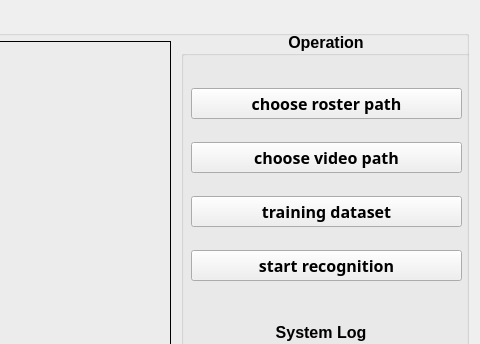
Before: the Qt Designer form faceRecognition.ui in VPRLab/iExam, drawn with Qt 5; both pictures show x 800 to 1280 and y 0 to 344 of the 1280 by 656 pixel window.
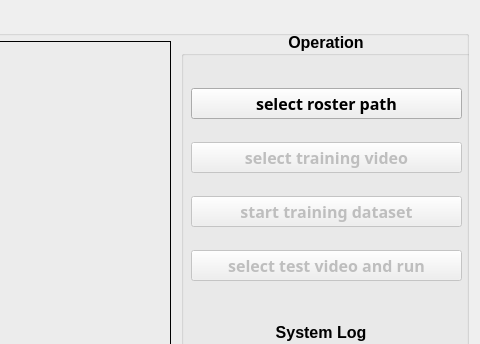
After: the same form once the commit is applied. Icons and pictures are not drawn.

Commit message: change the button logic

Diff of the .ui file:
```diff
--- a/faceRecognition.ui
+++ b/faceRecognition.ui
@@ -155,7 +155,7 @@
            </font>
           </property>
           <property name="text">
-           <string>choose roster path</string>
+           <string>select roster path</string>
           </property>
           <property name="checkable">
            <bool>true</bool>
@@ -165,7 +165,7 @@
         <item>
          <widget class="QPushButton" name="uploadVideoButton">
           <property name="enabled">
-           <bool>true</bool>
+           <bool>false</bool>
           </property>
           <property name="font">
            <font>
@@ -177,7 +177,7 @@
            </font>
           </property>
           <property name="text">
-           <string>choose video path</string>
+           <string>select training video</string>
           </property>
           <property name="checkable">
            <bool>true</bool>
@@ -187,7 +187,7 @@
         <item>
          <widget class="QPushButton" name="traindataButton">
           <property name="enabled">
-           <bool>true</bool>
+           <bool>false</bool>
           </property>
           <property name="font">
            <font>
@@ -199,7 +199,7 @@
            </font>
           </property>
           <property name="text">
-           <string>training dataset</string>
+           <string>start training dataset</string>
           </property>
           <property name="checkable">
            <bool>true</bool>
@@ -209,7 +209,7 @@
         <item>
          <widget class="QPushButton" name="faceRecognitionButton">
           <property name="enabled">
-           <bool>true</bool>
+           <bool>false</bool>
           </property>
           <property name="font">
            <font>
@@ -221,7 +221,7 @@
            </font>
           </property>
           <property name="text">
-           <string>start recognition</string>
+           <string>select test video and run</string>
           </property>
           <property name="checkable">
            <bool>true</bool>
```
